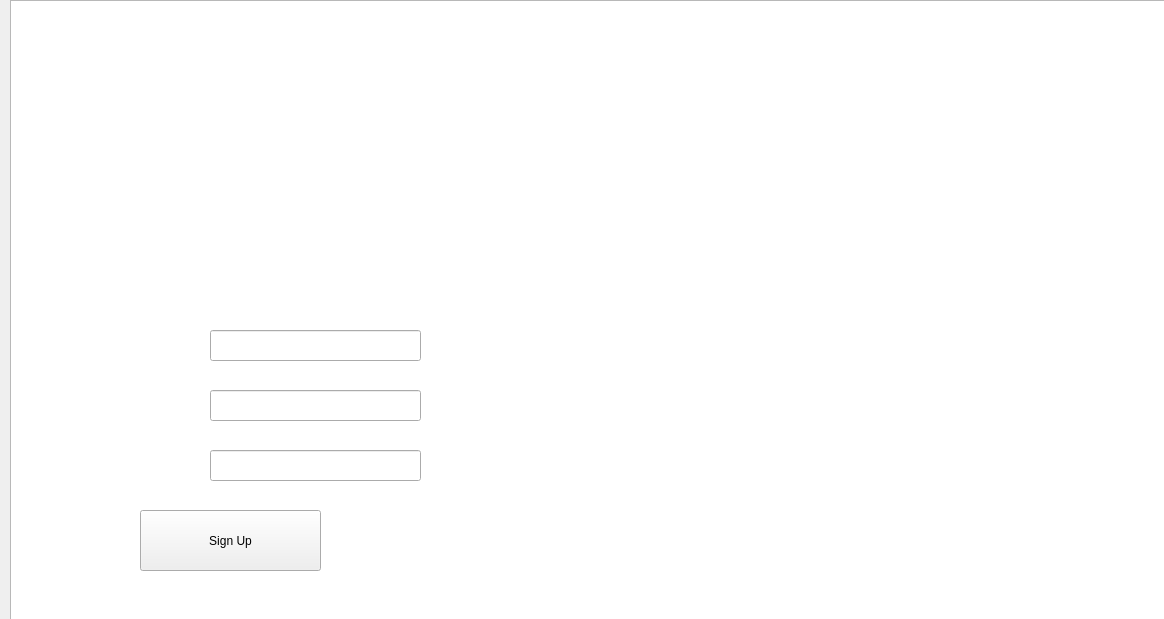
Before: the Qt Designer form game/registro.ui in yjmantilla/hockey, drawn with Qt 5.
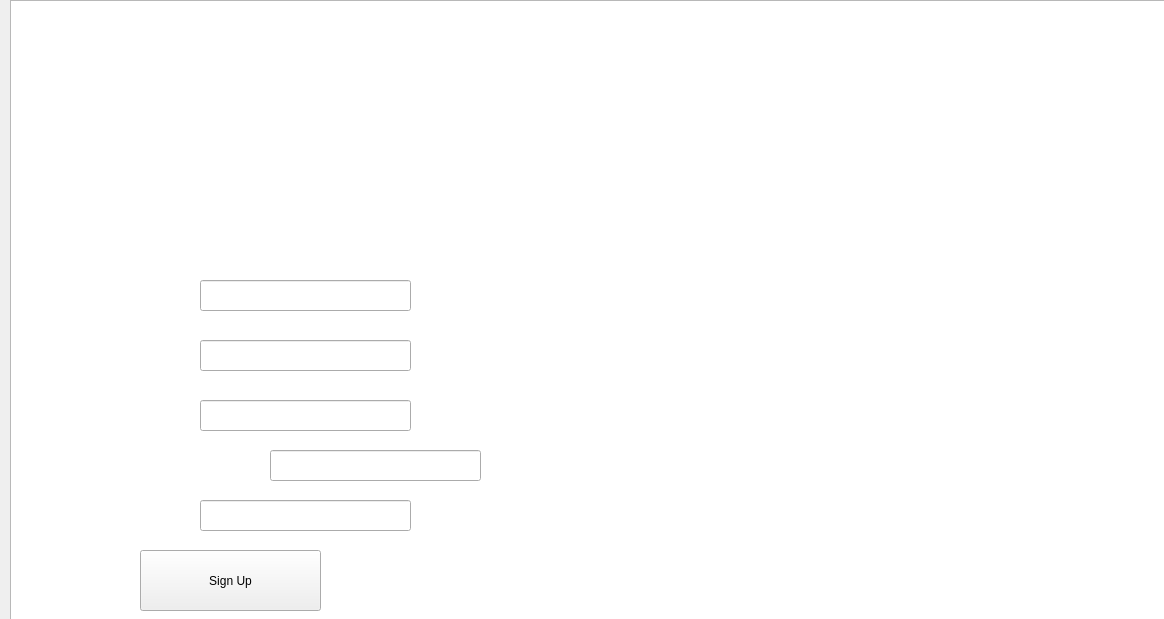
After: the same form once the commit is applied. Icons and pictures are not drawn.

Commit message: creacion pregunta secreta parte 1

```diff
--- a/game/registro.ui
+++ b/game/registro.ui
@@ -16,8 +16,8 @@
   <widget class="QLabel" name="label">
    <property name="geometry">
     <rect>
-     <x>80</x>
-     <y>340</y>
+     <x>70</x>
+     <y>290</y>
      <width>101</width>
      <height>31</height>
     </rect>
@@ -29,8 +29,8 @@
   <widget class="QLabel" name="label_3">
    <property name="geometry">
     <rect>
-     <x>80</x>
-     <y>440</y>
+     <x>70</x>
+     <y>390</y>
      <width>131</width>
      <height>41</height>
     </rect>
@@ -42,8 +42,8 @@
   <widget class="QLineEdit" name="User">
    <property name="geometry">
     <rect>
-     <x>210</x>
-     <y>330</y>
+     <x>200</x>
+     <y>280</y>
      <width>211</width>
      <height>31</height>
     </rect>
@@ -66,7 +66,7 @@
    <property name="geometry">
     <rect>
      <x>140</x>
-     <y>510</y>
+     <y>550</y>
      <width>181</width>
      <height>61</height>
     </rect>
@@ -78,8 +78,8 @@
   <widget class="QLineEdit" name="Password">
    <property name="geometry">
     <rect>
-     <x>210</x>
-     <y>390</y>
+     <x>200</x>
+     <y>340</y>
      <width>211</width>
      <height>31</height>
     </rect>
@@ -91,8 +91,8 @@
   <widget class="QLineEdit" name="NickN">
    <property name="geometry">
     <rect>
-     <x>210</x>
-     <y>450</y>
+     <x>200</x>
+     <y>400</y>
      <width>211</width>
      <height>31</height>
     </rect>
@@ -101,8 +101,8 @@
   <widget class="QLabel" name="label_2">
    <property name="geometry">
     <rect>
-     <x>80</x>
-     <y>390</y>
+     <x>70</x>
+     <y>340</y>
      <width>121</width>
      <height>31</height>
     </rect>
@@ -111,6 +111,52 @@
     <string>&lt;html&gt;&lt;head/&gt;&lt;body&gt;&lt;p&gt;&lt;span style=&quot; font-size:14pt; font-weight:600; color:#ffffff;&quot;&gt;Password&lt;/span&gt;&lt;/p&gt;&lt;/body&gt;&lt;/html&gt;</string>
    </property>
   </widget>
+  <widget class="QLabel" name="label_4">
+   <property name="geometry">
+    <rect>
+     <x>70</x>
+     <y>440</y>
+     <width>191</width>
+     <height>41</height>
+    </rect>
+   </property>
+   <property name="text">
+    <string>&lt;html&gt;&lt;head/&gt;&lt;body&gt;&lt;p&gt;&lt;span style=&quot; font-size:14pt; font-weight:600; color:#ffffff;&quot;&gt;Secret Question&lt;/span&gt;&lt;/p&gt;&lt;/body&gt;&lt;/html&gt;</string>
+   </property>
+  </widget>
+  <widget class="QLineEdit" name="Question">
+   <property name="geometry">
+    <rect>
+     <x>270</x>
+     <y>450</y>
+     <width>211</width>
+     <height>31</height>
+    </rect>
+   </property>
+  </widget>
+  <widget class="QLabel" name="label_5">
+   <property name="geometry">
+    <rect>
+     <x>70</x>
+     <y>490</y>
+     <width>91</width>
+     <height>41</height>
+    </rect>
+   </property>
+   <property name="text">
+    <string>&lt;html&gt;&lt;head/&gt;&lt;body&gt;&lt;p&gt;&lt;span style=&quot; font-size:14pt; font-weight:600; color:#ffffff;&quot;&gt;Answer&lt;/span&gt;&lt;/p&gt;&lt;/body&gt;&lt;/html&gt;</string>
+   </property>
+  </widget>
+  <widget class="QLineEdit" name="Answer">
+   <property name="geometry">
+    <rect>
+     <x>200</x>
+     <y>500</y>
+     <width>211</width>
+     <height>31</height>
+    </rect>
+   </property>
+  </widget>
   <zorder>graphicsView</zorder>
   <zorder>User</zorder>
   <zorder>label_2</zorder>
@@ -119,6 +165,10 @@
   <zorder>label_3</zorder>
   <zorder>pushButton</zorder>
   <zorder>label</zorder>
+  <zorder>label_4</zorder>
+  <zorder>Question</zorder>
+  <zorder>label_5</zorder>
+  <zorder>Answer</zorder>
  </widget>
  <resources/>
  <connections/>
```
The commit also changes 1 other file.
